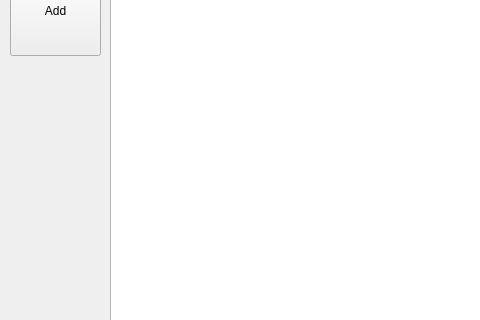
livitalek/curs, file Wedding/savelev_livitcki.ui: the form before one commit; both pictures show x 0 to 480 and y 111 to 431 of the 1362 by 610 pixel window.
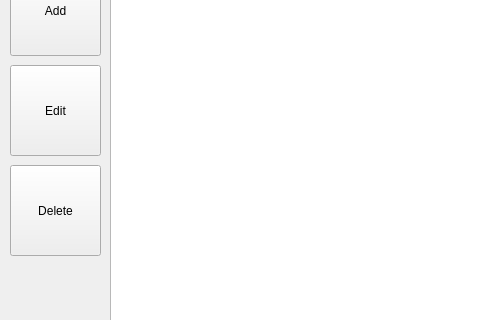
The form after the commit.

```diff
--- a/Wedding/savelev_livitcki.ui
+++ b/Wedding/savelev_livitcki.ui
@@ -50,6 +50,32 @@
      <string>Add</string>
     </property>
    </widget>
+   <widget class="QPushButton" name="pushButton_2">
+    <property name="geometry">
+     <rect>
+      <x>10</x>
+      <y>140</y>
+      <width>91</width>
+      <height>91</height>
+     </rect>
+    </property>
+    <property name="text">
+     <string>Edit</string>
+    </property>
+   </widget>
+   <widget class="QPushButton" name="pushButton_3">
+    <property name="geometry">
+     <rect>
+      <x>10</x>
+      <y>240</y>
+      <width>91</width>
+      <height>91</height>
+     </rect>
+    </property>
+    <property name="text">
+     <string>Delete</string>
+    </property>
+   </widget>
   </widget>
   <widget class="QMenuBar" name="menuBar">
    <property name="geometry">
```
